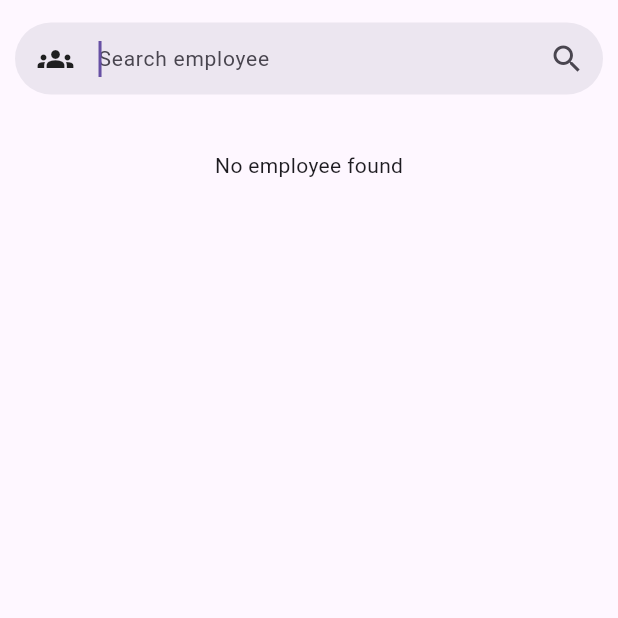
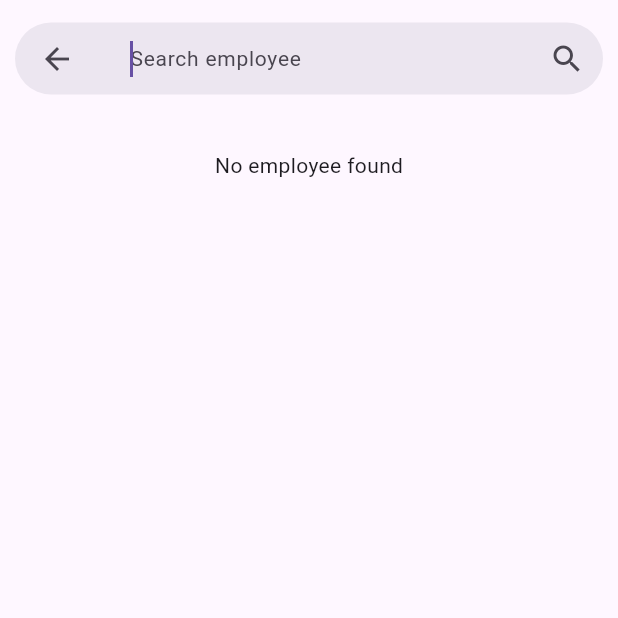
Before and after one commit to MobileDevNalsoft/Nalsoft, a Flutter app: the AdminHomePage screen opened by its route, after a tap on "Search employee", on a phone screen of 412 x 824 dp, the top half of it. Run offline on Flutter 3.47's test engine with Material 3 defaults, Android fonts, the phone set to English and light mode, and no system bars; our stand-ins replace cloud_firestore, firebase_auth, firebase_core, firebase_storage, flutter_spinkit, geolocator and 4 more; missing offline and left inert: flutter_email_sender, syncfusion_flutter_xlsio; accounts and stored records are empty.

Commit message:
Updated conditions, responsiveness

```diff
--- a/lib/views/screens/admin_screens/admin_employee_lunch_status_view.dart
+++ b/lib/views/screens/admin_screens/admin_employee_lunch_status_view.dart
@@ -126,7 +126,8 @@ class _EmployeeLunchStatusState extends State<EmployeeLunchStatus> {
               child: Column(
                 crossAxisAlignment: CrossAxisAlignment.start,
                 children: [
-                  SfDateRangePicker(
+                  Expanded(
+                    child: SfDateRangePicker(
                       selectionColor: Colors.deepPurple.shade200,
                       selectionShape: DateRangePickerSelectionShape.circle,
                       cellBuilder: (BuildContext context,
@@ -195,6 +196,7 @@ class _EmployeeLunchStatusState extends State<EmployeeLunchStatus> {
                           );
                         }
                       },
+                    ),
                   ),
                   Row(
                     children: [
--- a/lib/views/screens/admin_screens/admin_employees_view.dart
+++ b/lib/views/screens/admin_screens/admin_employees_view.dart
@@ -48,7 +48,7 @@ class _EmployeeSearchState extends State<EmployeeSearch> {
               padding: const EdgeInsets.only(left: 10.0, right: 10, top: 15),
               child: Container(
                 padding: const EdgeInsets.only(
-                  left: 15,
+                  left: 4,
                 ),
                 decoration: BoxDecoration(
                   borderRadius: BorderRadius.circular(25),
@@ -56,9 +56,9 @@ class _EmployeeSearchState extends State<EmployeeSearch> {
                 ),
                 child: Row(
                   children: [
-                    const Icon(Icons.groups),
+                    IconButton(onPressed: () => Navigator.pop(context),icon: Icon(Icons.arrow_back)),
                     SizedBox(
-                      width: size.width * 0.04,
+                      width: size.width * 0.06,
                     ),
                     Expanded(
                       child: TextField(
--- a/lib/views/screens/admin_screens/admin_home_view.dart
+++ b/lib/views/screens/admin_screens/admin_home_view.dart
@@ -2,6 +2,7 @@ import "dart:io";
 import "dart:typed_data";
 import "dart:ui";
 import "package:meals_management/providers/digital_signature_provider.dart";
+import "package:meals_management/views/screens/admin_screens/admin_employees_view.dart";
 import 'package:syncfusion_flutter_xlsio/xlsio.dart' as excel;
 import "package:flutter/material.dart";
 import "package:flutter_email_sender/flutter_email_sender.dart";
@@ -118,8 +119,21 @@ class AdminHomePage extends StatelessWidget {
                 ),
                 child: InkWell(
                   onTap: () {
-                    Navigator.pushNamed(
-                        context, RouteManagement.adminEmployees);
+                    // Navigator.pushNamed(
+                    //     context, RouteManagement.adminEmployees);
+                   Navigator.push(
+  context,
+  PageRouteBuilder(
+    pageBuilder: (context, animation, secondaryAnimation) => EmployeeSearch(),
+    transitionsBuilder: (context, animation, secondaryAnimation, child) {
+      return FadeTransition(
+        opacity: animation,
+        child: child,
+      );
+    },
+  ),
+);
+
                   },
                   child: Row(
                     children: [
--- a/pubspec.yaml
+++ b/pubspec.yaml
@@ -40,6 +40,7 @@ dependencies:
   shared_preferences: ^2.2.2
   firebase_storage: ^11.6.0
   geolocator: ^10.1.0
+  flutter_spinkit: ^5.2.0
   # The following adds the Cupertino Icons font to your application.
   # Use with the CupertinoIcons class for iOS style icons.
   cupertino_icons: ^1.0.2
@@ -48,6 +49,7 @@ dependencies:
   permission_handler: ^11.1.0
   flutter_email_sender: ^6.0.2
   path_provider: ^2.1.2
+  syncfusion_flutter_xlsio: ^24.1.45
 
 dev_dependencies:
   flutter_test:
```
Also changed, not shown: lib/providers/user_data_provider.dart (+8 -6 lines), lib/views/screens/emp_screens/employee_home_view.dart (+14 -12 lines), lib/views/screens/emp_screens/employee_preview_view.dart (+40 -23 lines), lib/views/screens/emp_screens/employee_update_upcoming_status_view.dart (+14 -7 lines). Lines whose indentation alone changed are shown as unchanged.
